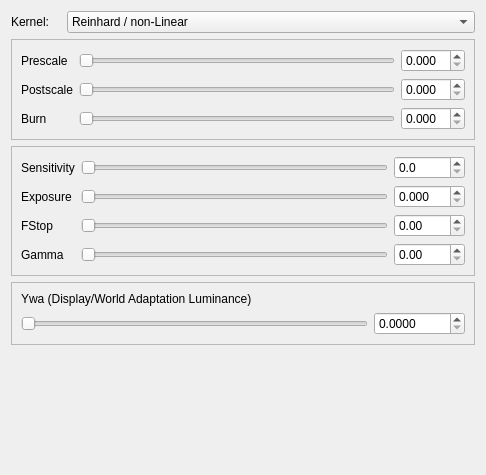
This is qtgui/tonemap.ui in sungsoo/luxrender-lux as Qt 5 draws it before an edit. The edited form follows.
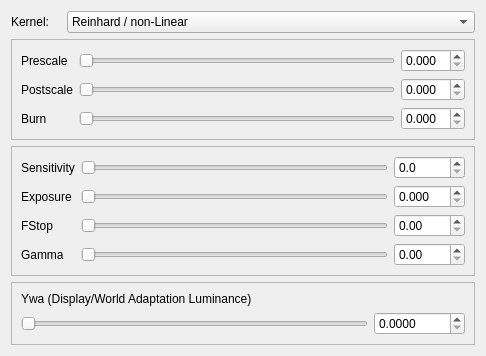
This is the edited form.

```diff
--- a/qtgui/tonemap.ui
+++ b/qtgui/tonemap.ui
@@ -7,7 +7,7 @@
     <x>0</x>
     <y>0</y>
     <width>486</width>
-    <height>475</height>
+    <height>354</height>
    </rect>
   </property>
   <property name="sizePolicy">
@@ -413,19 +413,6 @@
        </layout>
       </widget>
      </item>
-     <item row="4" column="0" colspan="2">
-      <spacer name="verticalSpacer_4">
-       <property name="orientation">
-        <enum>Qt::Vertical</enum>
-       </property>
-       <property name="sizeHint" stdset="0">
-        <size>
-         <width>0</width>
-         <height>28</height>
-        </size>
-       </property>
-      </spacer>
-     </item>
     </layout>
    </item>
   </layout>
```
